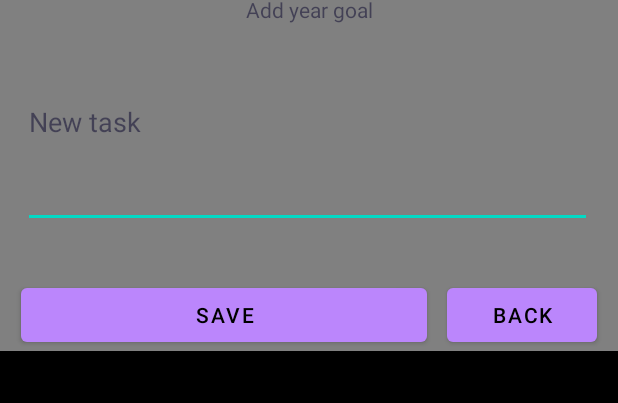
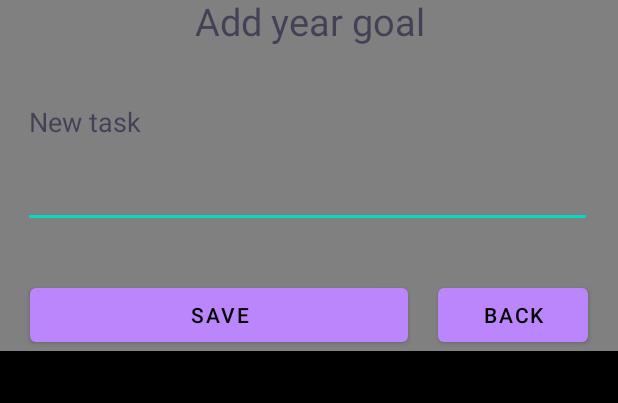
Before and after one commit to IamHere3/TaskApplication, an Android app: the YearGoals screen opened directly, with no data from a screen before it, after a tap on "New Task", on a phone screen of 412 x 824 dp, the part 62-465 px from its top. Run offline under Robolectric (Android 15) with nearby library versions, the phone set to English and light mode, and no system bars.

Commit message:
Updated App theme version 0.9
Fixed:
reset yearly goals popup box - looked into it and found work around for reset goals box now displays correctly.

Changes:
Changed popupwindow to popup_add_year_goal for accessibility and to add a second popup frame.

Semi added for the future:
added optional custom popupbox to replace the alert dialog if the problem persists on other devices / I ever decide to make the app more uniform.

```diff
--- /dev/null
+++ b/app/src/main/res/layout/popup_add_year_goal.xml
@@ -0,0 +1,65 @@
+<?xml version="1.0" encoding="utf-8"?>
+<RelativeLayout xmlns:android="http://schemas.android.com/apk/res/android"
+    xmlns:app="http://schemas.android.com/apk/res-auto"
+    xmlns:tools="http://schemas.android.com/tools"
+    android:layout_width="260dp"
+    android:layout_height="wrap_content"
+    android:id="@+id/PopupWindow"
+    android:background="@color/grey"
+    tools:context=".YearGoals">
+
+    <TextView
+        android:id="@+id/addYearGoalTitle"
+        android:textSize="25sp"
+        android:layout_width="160dp"
+        android:layout_height="wrap_content"
+        android:layout_alignParentStart="true"
+        android:layout_alignParentTop="true"
+        android:layout_alignParentEnd="true"
+        android:layout_marginStart="40dp"
+        android:layout_marginTop="38dp"
+        android:layout_marginEnd="40dp"
+        android:text="@string/yearGoal"
+        android:textAlignment="center"
+        android:background="@color/clear"
+        app:layout_constraintStart_toStartOf="parent"
+        app:layout_constraintTop_toTopOf="parent" />
+
+
+    <EditText
+        android:id="@+id/yearGoalEdit"
+        android:layout_width="208dp"
+        android:layout_height="93dp"
+        android:layout_alignParentStart="true"
+        android:layout_alignParentTop="true"
+        android:layout_alignParentEnd="true"
+        android:layout_marginStart="15dp"
+        android:layout_marginTop="100dp"
+        android:layout_marginEnd="17dp"
+        android:text="@string/newTask"
+        android:gravity="start|top"
+        android:inputType="textMultiLine" />
+
+    <Button
+        android:id="@+id/save"
+        android:layout_width="100dp"
+        android:layout_height="wrap_content"
+        android:layout_alignParentStart="true"
+        android:layout_alignParentTop="true"
+        android:layout_marginStart="20dp"
+        android:layout_marginTop="227dp"
+        android:layout_marginEnd="20dp"
+        android:layout_toStartOf="@+id/back"
+        android:text="@string/save" />
+
+    <Button
+        android:id="@+id/back"
+        android:layout_width="100dp"
+        android:layout_height="wrap_content"
+        android:layout_alignParentTop="true"
+        android:layout_alignParentEnd="true"
+        android:layout_marginTop="227dp"
+        android:layout_marginEnd="20dp"
+        android:text="@string/back" />
+
+</RelativeLayout>
--- a/app/src/main/res/layout/popupwindow.xml
+++ b/app/src/main/res/layout/popup_reset_year_goals.xml
@@ -2,7 +2,7 @@
 <RelativeLayout xmlns:android="http://schemas.android.com/apk/res/android"
     xmlns:app="http://schemas.android.com/apk/res-auto"
     xmlns:tools="http://schemas.android.com/tools"
-    android:layout_width="240dp"
+    android:layout_width="260dp"
     android:layout_height="wrap_content"
     android:id="@+id/PopupWindow"
     android:background="@color/grey"
@@ -18,47 +18,31 @@
         android:layout_marginStart="40dp"
         android:layout_marginTop="38dp"
         android:layout_marginEnd="40dp"
-        android:text="@string/yearGoal"
+        android:text="@string/yearGoalReset"
         android:textAlignment="center"
         android:background="@color/clear"
         app:layout_constraintStart_toStartOf="parent"
         app:layout_constraintTop_toTopOf="parent" />
 
-
-    <EditText
-        android:id="@+id/yearGoalEdit"
-        android:layout_width="208dp"
-        android:layout_height="93dp"
-        android:layout_alignParentStart="true"
-        android:layout_alignParentTop="true"
-        android:layout_alignParentEnd="true"
-        android:layout_marginStart="15dp"
-        android:layout_marginTop="100dp"
-        android:layout_marginEnd="17dp"
-        android:text="@string/newTask"
-        android:gravity="start|top"
-        android:inputType="textMultiLine" />
-
     <Button
-        android:id="@+id/save"
+        android:id="@+id/resetGoalsYes"
         android:layout_width="100dp"
         android:layout_height="wrap_content"
         android:layout_alignParentStart="true"
         android:layout_alignParentTop="true"
-        android:layout_marginStart="14dp"
-        android:layout_marginTop="227dp"
-        android:layout_marginEnd="13dp"
-        android:layout_toStartOf="@+id/back"
-        android:text="@string/save" />
+        android:layout_marginStart="20dp"
+        android:layout_marginTop="95dp"
+        android:text="@string/yes" />
 
-    <Button
-        android:id="@+id/back"
+    <Button android:id="@+id/resetGoalsNo"
         android:layout_width="100dp"
         android:layout_height="wrap_content"
         android:layout_alignParentTop="true"
         android:layout_alignParentEnd="true"
-        android:layout_marginTop="227dp"
-        android:layout_marginEnd="14dp"
-        android:text="@string/back" />
+        android:layout_marginStart="20dp"
+        android:layout_marginTop="94dp"
+        android:layout_marginEnd="20dp"
+        android:layout_toEndOf="@+id/resetGoalsYes"
+        android:text="@string/no" />
 
 </RelativeLayout>
--- a/app/src/main/res/values/strings.xml
+++ b/app/src/main/res/values/strings.xml
@@ -68,6 +68,7 @@
     <string name="next">Next</string>
     <string name="previous">Previous</string>
     <string name="yearGoal">Add year goal</string>
+    <string name="yearGoalReset">Reset yearly goals</string>
     <string name="complete">Completed Task</string>
     <string name="completeGoal">Achieved</string>
 
```
Also changed, not shown: app/src/main/java/com/example/mementomori/YearGoals.java (+33 -6 lines).
